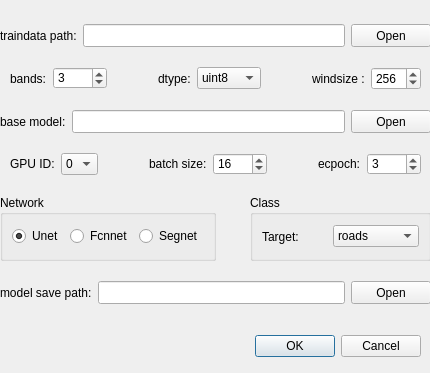
This is ui/trainUi/TrainBinaryCrossentropy.ui in scrssys/semantic_segment_RSImage as Qt 5 draws it before an edit. The edited form follows.
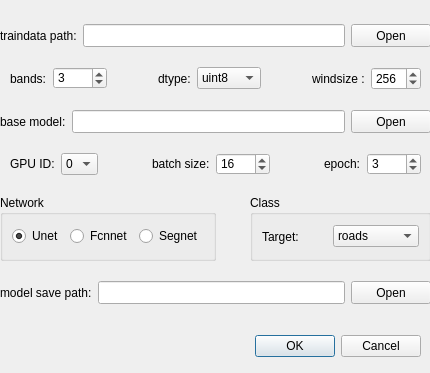
This is the edited form.

```diff
--- a/ui/trainUi/TrainBinaryCrossentropy.ui
+++ b/ui/trainUi/TrainBinaryCrossentropy.ui
@@ -29,7 +29,7 @@
     <set>QDialogButtonBox::Cancel|QDialogButtonBox::Ok</set>
    </property>
   </widget>
-  <widget class="QWidget" name="">
+  <widget class="QWidget" name="layoutWidget">
    <property name="geometry">
     <rect>
      <x>0</x>
@@ -390,7 +390,7 @@
       <item>
        <widget class="QLabel" name="label_7">
         <property name="text">
-         <string>ecpoch:</string>
+         <string>epoch:</string>
         </property>
        </widget>
       </item>
```
